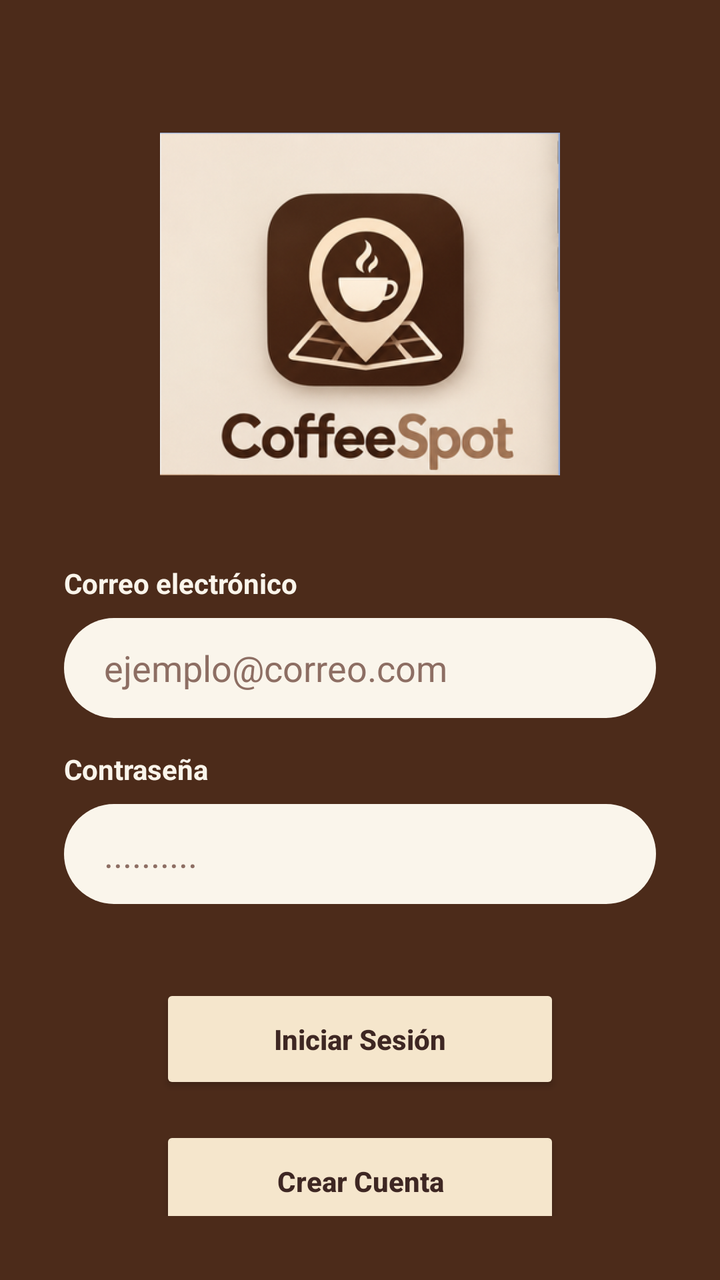
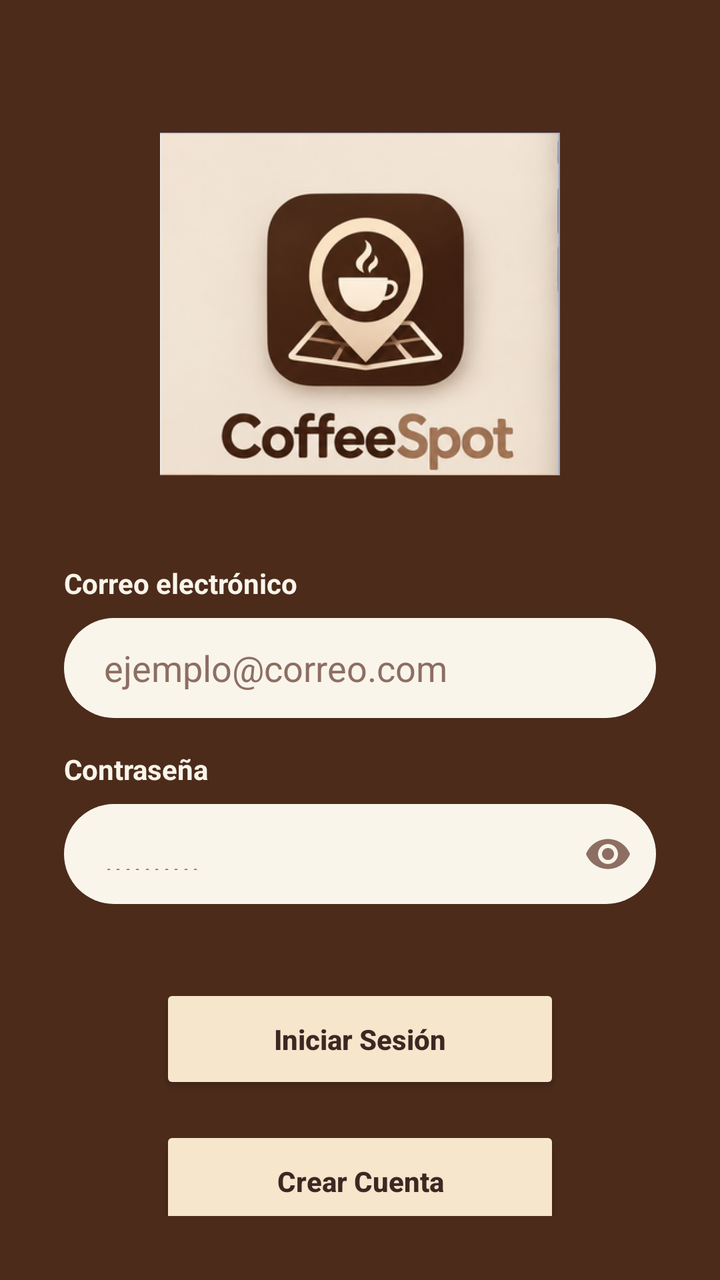

Before-and-after screenshots of an Android layout around one commit, followed by the original layout XML and the change that was made.
<!-- AndroidManifest.xml: application theme Theme.Cafeteria -->
<!-- res/layout/activity_main.xml -->
<?xml version="1.0" encoding="utf-8"?>
<androidx.constraintlayout.widget.ConstraintLayout xmlns:android="http://schemas.android.com/apk/res/android"
    xmlns:app="http://schemas.android.com/apk/res-auto"
    android:layout_width="match_parent"
    android:layout_height="match_parent"
    android:background="#4C2B1A"
    android:padding="32dp">

    
    <ImageView
        android:id="@+id/logo_app"
        android:layout_width="200dp"
        android:layout_height="200dp"
        android:layout_marginTop="20dp"
        android:src="@drawable/logocoffeespot"
        app:layout_constraintEnd_toEndOf="parent"
        app:layout_constraintStart_toStartOf="parent"
        app:layout_constraintTop_toTopOf="parent" />

    
    <TextView
        android:id="@+id/lbl_correo"
        android:layout_width="wrap_content"
        android:layout_height="wrap_content"
        android:text="Correo electrónico"
        android:textColor="#FAF5EB"
        android:textStyle="bold"
        android:layout_marginTop="30dp"
        app:layout_constraintStart_toStartOf="parent"
        app:layout_constraintTop_toBottomOf="@+id/logo_app" />

    
    <EditText
        android:id="@+id/input_correo"
        android:layout_width="match_parent"
        android:layout_height="50dp"
        android:layout_marginTop="8dp"
        android:background="@drawable/fondo_redondeado_crema"
        android:backgroundTint="#FAF5EB"
        android:paddingHorizontal="20dp"
        android:textColor="#3E2723"
        android:textColorHint="#8D6E63"
        android:hint="ejemplo@correo.com"
        android:inputType="textEmailAddress"
        app:layout_constraintEnd_toEndOf="parent"
        app:layout_constraintStart_toStartOf="parent"
        app:layout_constraintTop_toBottomOf="@+id/lbl_correo" />

    
    <TextView
        android:id="@+id/lbl_contrasena"
        android:layout_width="wrap_content"
        android:layout_height="wrap_content"
        android:text="Contraseña"
        android:textColor="#FAF5EB"
        android:textStyle="bold"
        android:layout_marginTop="16dp"
        app:layout_constraintStart_toStartOf="parent"
        app:layout_constraintTop_toBottomOf="@+id/input_correo" />

    
    <EditText
        android:id="@+id/input_contrasena"
        android:layout_width="match_parent"
        android:layout_height="50dp"
        android:layout_marginTop="8dp"
        android:background="@drawable/fondo_redondeado_crema"
        android:backgroundTint="#FAF5EB"
        android:paddingHorizontal="20dp"
        android:textColor="#3E2723"
        android:textColorHint="#8D6E63"
        android:hint=".........."
        android:inputType="textPassword"
        app:layout_constraintEnd_toEndOf="parent"
        app:layout_constraintStart_toStartOf="parent"
        app:layout_constraintTop_toBottomOf="@+id/lbl_contrasena" />

    
    <Button
        android:id="@+id/btn_ingresar"
        android:layout_width="200dp"
        android:layout_height="55dp"
        android:layout_marginTop="40dp"
        android:backgroundTint="#F5E6CC"
        android:onClick="ingresarApp"
        android:text="Iniciar Sesión"
        android:textColor="#3E2723"
        android:textAllCaps="false"
        android:textStyle="bold"
        app:layout_constraintEnd_toEndOf="parent"
        app:layout_constraintStart_toStartOf="parent"
        app:layout_constraintTop_toBottomOf="@+id/input_contrasena" />

    
    <Button
        android:id="@+id/btn_crear_cuenta"
        android:layout_width="200dp"
        android:layout_height="55dp"
        android:layout_marginTop="16dp"
        android:backgroundTint="#F5E6CC"
        android:onClick="crearCuenta"
        android:text="Crear Cuenta"
        android:textColor="#3E2723"
        android:textAllCaps="false"
        android:textStyle="bold"
        app:layout_constraintEnd_toEndOf="parent"
        app:layout_constraintStart_toStartOf="parent"
        app:layout_constraintTop_toBottomOf="@+id/btn_ingresar" />

    

</androidx.constraintlayout.widget.ConstraintLayout>
<!-- resources referenced by this layout -->
<resources>
  <!-- drawable fondo_redondeado_crema (drawable) -->
  <?xml version="1.0" encoding="utf-8"?>
  <shape xmlns:android="http://schemas.android.com/apk/res/android">
      
      <solid android:color="#F5E6CC" />
      
      <corners android:radius="25dp" />
  </shape>
  <!-- drawable logocoffeespot: png bitmap (drawable, 377109 bytes) -->
  <style name="Theme.Cafeteria" parent="Base.Theme.Cafeteria" />
  <style name="Base.Theme.Cafeteria" parent="Theme.Material3.DayNight.NoActionBar">
          
          
      </style>
</resources>

<!-- the commit's change to res/layout/activity_main.xml (unified diff, before → after) -->
@@ -3,7 +3,7 @@
     xmlns:app="http://schemas.android.com/apk/res-auto"
     android:layout_width="match_parent"
     android:layout_height="match_parent"
-    android:background="#4C2B1A"
+    android:background="@color/cafe_fondo"
     android:padding="32dp">
 
     
@@ -22,8 +22,8 @@
         android:id="@+id/lbl_correo"
         android:layout_width="wrap_content"
         android:layout_height="wrap_content"
-        android:text="Correo electrónico"
-        android:textColor="#FAF5EB"
+        android:text="@string/lbl_correo"
+        android:textColor="@color/crema_fondo"
         android:textStyle="bold"
         android:layout_marginTop="30dp"
         app:layout_constraintStart_toStartOf="parent"
@@ -36,11 +36,11 @@
         android:layout_height="50dp"
         android:layout_marginTop="8dp"
         android:background="@drawable/fondo_redondeado_crema"
-        android:backgroundTint="#FAF5EB"
+        android:backgroundTint="@color/crema_fondo"
         android:paddingHorizontal="20dp"
-        android:textColor="#3E2723"
-        android:textColorHint="#8D6E63"
-        android:hint="ejemplo@correo.com"
+        android:textColor="@color/cafe_oscuro_texto"
+        android:textColorHint="@color/cafe_suave"
+        android:hint="@string/hint_correo"
         android:inputType="textEmailAddress"
         app:layout_constraintEnd_toEndOf="parent"
         app:layout_constraintStart_toStartOf="parent"
@@ -51,62 +51,59 @@
         android:id="@+id/lbl_contrasena"
         android:layout_width="wrap_content"
         android:layout_height="wrap_content"
-        android:text="Contraseña"
-        android:textColor="#FAF5EB"
+        android:text="@string/lbl_contrasena"
+        android:textColor="@color/crema_fondo"
         android:textStyle="bold"
         android:layout_marginTop="16dp"
         app:layout_constraintStart_toStartOf="parent"
         app:layout_constraintTop_toBottomOf="@+id/input_correo" />
 
     
-    <EditText
-        android:id="@+id/input_contrasena"
+    <com.google.android.material.textfield.TextInputLayout
+        android:id="@+id/layout_input_contrasena"
         android:layout_width="match_parent"
-        android:layout_height="50dp"
+        android:layout_height="wrap_content"
         android:layout_marginTop="8dp"
-        android:background="@drawable/fondo_redondeado_crema"
-        android:backgroundTint="#FAF5EB"
-        android:paddingHorizontal="20dp"
-        android:textColor="#3E2723"
-        android:textColorHint="#8D6E63"
-        android:hint=".........."
-        android:inputType="textPassword"
+        app:hintEnabled="false"
+        app:endIconMode="password_toggle"
+        app:endIconTint="@color/cafe_suave"
         app:layout_constraintEnd_toEndOf="parent"
         app:layout_constraintStart_toStartOf="parent"
-        app:layout_constraintTop_toBottomOf="@+id/lbl_contrasena" />
+        app:layout_constraintTop_toBottomOf="@+id/lbl_contrasena">
+
+        <com.google.android.material.textfield.TextInputEditText
+            android:id="@+id/input_contrasena"
+            android:layout_width="match_parent"
+            android:layout_height="50dp"
+            android:background="@drawable/fondo_redondeado_crema"
+            android:backgroundTint="@color/crema_fondo"
+            android:paddingHorizontal="20dp"
+            android:textColor="@color/cafe_oscuro_texto"
+            android:textColorHint="@color/cafe_suave"
+            android:hint="@string/hint_contrasena"
+            android:inputType="textPassword" />
+    </com.google.android.material.textfield.TextInputLayout>
 
     
     <Button
         android:id="@+id/btn_ingresar"
-        android:layout_width="200dp"
-        android:layout_height="55dp"
+        style="@style/EstiloBotonCafe"
         android:layout_marginTop="40dp"
-        android:backgroundTint="#F5E6CC"
         android:onClick="ingresarApp"
-        android:text="Iniciar Sesión"
-        android:textColor="#3E2723"
-        android:textAllCaps="false"
-        android:textStyle="bold"
+        android:text="@string/btn_iniciar"
         app:layout_constraintEnd_toEndOf="parent"
         app:layout_constraintStart_toStartOf="parent"
-        app:layout_constraintTop_toBottomOf="@+id/input_contrasena" />
+        app:layout_constraintTop_toBottomOf="@+id/layout_input_contrasena" />
 
     
     <Button
         android:id="@+id/btn_crear_cuenta"
-        android:layout_width="200dp"
-        android:layout_height="55dp"
+        style="@style/EstiloBotonCafe"
         android:layout_marginTop="16dp"
-        android:backgroundTint="#F5E6CC"
         android:onClick="crearCuenta"
-        android:text="Crear Cuenta"
-        android:textColor="#3E2723"
-        android:textAllCaps="false"
-        android:textStyle="bold"
+        android:text="@string/btn_crear"
         app:layout_constraintEnd_toEndOf="parent"
         app:layout_constraintStart_toStartOf="parent"
         app:layout_constraintTop_toBottomOf="@+id/btn_ingresar" />
 
-    
-
 </androidx.constraintlayout.widget.ConstraintLayout>
<!-- resource entries referenced after the edit -->
@@ -1,5 +1,9 @@
 <!-- resources referenced by this layout -->
 <resources>
+  <color name="cafe_fondo">#4C2B1A</color>
+  <color name="cafe_oscuro_texto">#3E2723</color>
+  <color name="cafe_suave">#8D6E63</color>
+  <color name="crema_fondo">#FAF5EB</color>
   <!-- drawable fondo_redondeado_crema (drawable) -->
   <?xml version="1.0" encoding="utf-8"?>
   <shape xmlns:android="http://schemas.android.com/apk/res/android">
@@ -9,7 +13,22 @@
       <corners android:radius="25dp" />
   </shape>
   <!-- drawable logocoffeespot: png bitmap (drawable, 377109 bytes) -->
+  <string name="btn_crear">Crear Cuenta</string>
+  <string name="btn_iniciar">Iniciar Sesión</string>
+  <string name="hint_contrasena">..........</string>
+  <string name="hint_correo">ejemplo@correo.com</string>
+  <string name="lbl_contrasena">Contraseña</string>
+  <string name="lbl_correo">Correo electrónico</string>
+  <style name="EstiloBotonCafe" parent="Widget.AppCompat.Button">
+          <item name="backgroundTint">@color/crema_boton</item>
+          <item name="android:textColor">@color/cafe_oscuro_texto</item>
+          <item name="android:textAllCaps">false</item>
+          <item name="android:textStyle">bold</item>
+          <item name="android:layout_width">200dp</item>
+          <item name="android:layout_height">55dp</item>
+      </style>
   <style name="Theme.Cafeteria" parent="Base.Theme.Cafeteria" />
+  <color name="crema_boton">#F5E6CC</color>
   <style name="Base.Theme.Cafeteria" parent="Theme.Material3.DayNight.NoActionBar">
           
           
